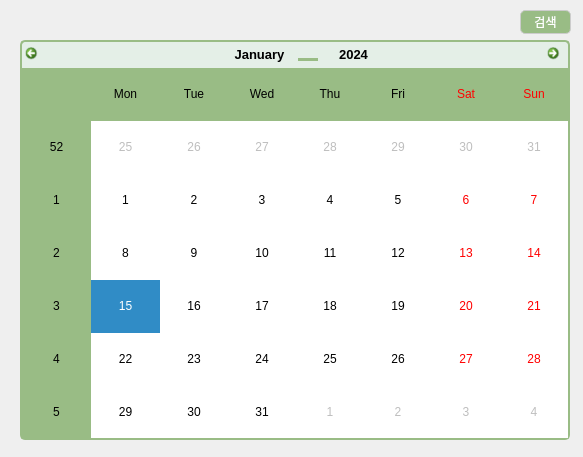
Old version of the form calenderwidget.ui in the repository kky107102/qt_scheduler.
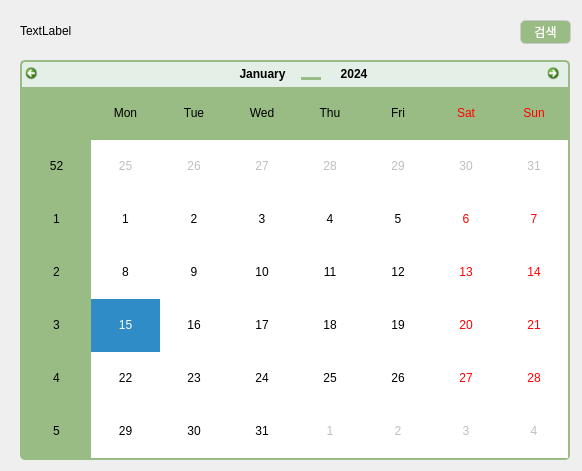
New version of the form. Icons and pictures are not drawn.

```diff
--- a/calenderwidget.ui
+++ b/calenderwidget.ui
@@ -6,8 +6,8 @@
    <rect>
     <x>0</x>
     <y>0</y>
-    <width>583</width>
-    <height>457</height>
+    <width>582</width>
+    <height>471</height>
    </rect>
   </property>
   <property name="windowTitle">
@@ -20,7 +20,7 @@
    <property name="geometry">
     <rect>
      <x>20</x>
-     <y>40</y>
+     <y>60</y>
      <width>550</width>
      <height>400</height>
     </rect>
@@ -40,8 +40,11 @@
    <property name="styleSheet">
     <string notr="true">/* Style for header area */
 
+
 #calendarWidget QWidget {
     alternate-background-color: #99BC85;
+	
+	font: 9pt &quot;Comic Sans MS&quot;;
 }
 
 /* Style for top navigation area */
@@ -98,7 +101,6 @@
     color: #000;
     margin: 5px;
     border-radius: 5px;
-    font-size: 13px;
     padding: 0px 10px;
     background-color: #E4EFE7
 }
@@ -106,7 +108,6 @@
 #qt_calendar_monthbutton {
     width: 110px;
     color: #000;
-    font-size: 13px;
     margin: 5px 0;
     border-radius: 5px;
     padding: 0px 2px;
@@ -128,7 +129,6 @@
     min-width: 53px;
     color: #fff;
     background: #fff;
-    font-size: 13px;
 }
 
 /* Style for year change button */
@@ -209,7 +209,7 @@
    <property name="geometry">
     <rect>
      <x>520</x>
-     <y>10</y>
+     <y>20</y>
      <width>51</width>
      <height>24</height>
     </rect>
@@ -230,6 +230,19 @@
     <string>검색</string>
    </property>
   </widget>
+  <widget class="QLabel" name="logoLabel">
+   <property name="geometry">
+    <rect>
+     <x>20</x>
+     <y>10</y>
+     <width>91</width>
+     <height>41</height>
+    </rect>
+   </property>
+   <property name="text">
+    <string>TextLabel</string>
+   </property>
+  </widget>
  </widget>
  <resources/>
  <connections/>
```
